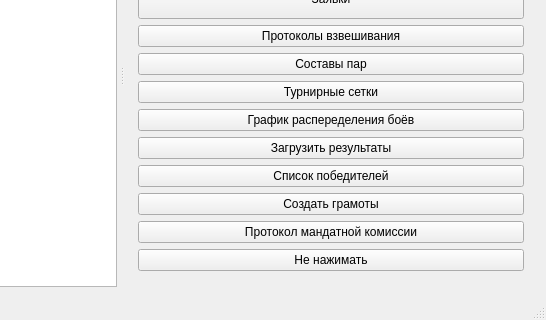
Before: the Qt Designer form TournamentManager/mainwindow.ui in BarsukAlexey/xelarogi, drawn with Qt 5; both pictures show x 252 to 798 and y 184 to 504 of the 798 by 504 pixel window.
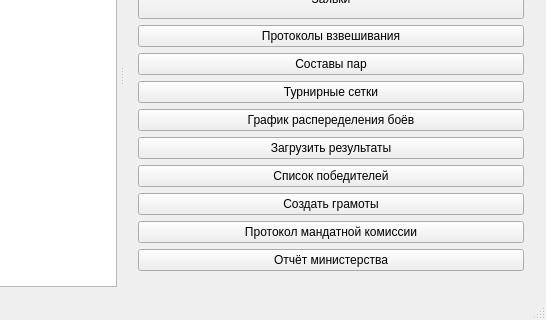
After: the same form once the commit is applied. The open tabs and pages were chosen to show the change.

Commit message: отчет министерства + немного глобального рефакторинга

```diff
--- a/TournamentManager/mainwindow.ui
+++ b/TournamentManager/mainwindow.ui
@@ -276,7 +276,7 @@
            <item>
             <widget class="QPushButton" name="pushButton">
              <property name="text">
-              <string>Не нажимать</string>
+              <string>Отчёт министерства</string>
              </property>
             </widget>
            </item>
```
Left out of the diff: 2 changed lines with no effect on the pictures. The commit also changes 18 other files.
